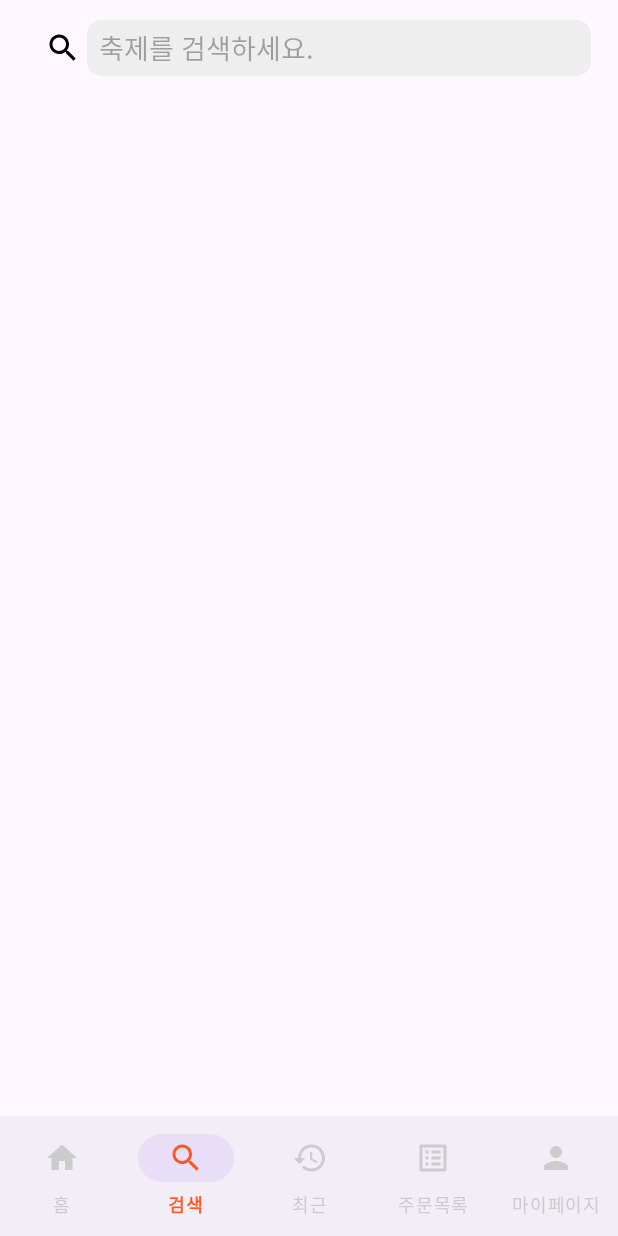
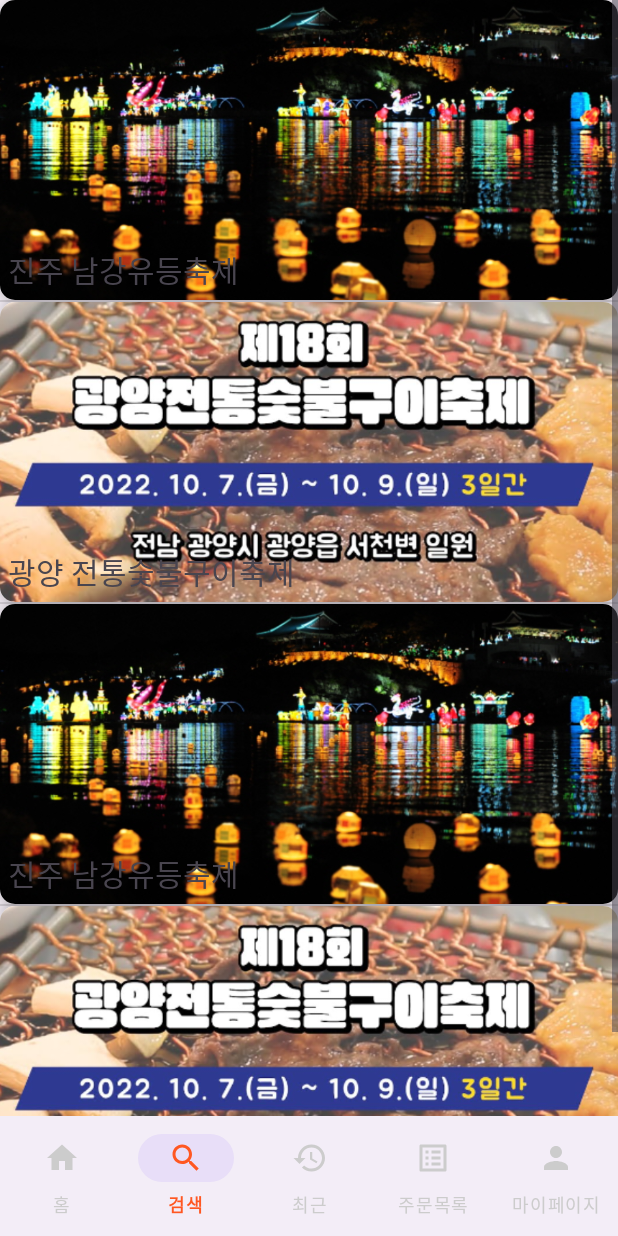
Before and after one commit to moooonam/Festo, an Android app: the HomeActivity screen opened directly, with no data from a screen before it, item 2 of the bottom bar chosen, on a phone screen of 412 x 824 dp. Run offline under Robolectric (Android 15) with nearby library versions, the phone set to English and light mode, and no system bars.

Commit message:
feat : search page/ main page

```diff
--- /dev/null
+++ b/fe/festo/app/src/main/java/com/example/festo/customer_ui/home/FestListAdapter.kt
@@ -0,0 +1,33 @@
+package com.example.festo.customer_ui.home
+
+import android.content.Context
+import android.view.LayoutInflater
+import android.view.View
+import android.view.ViewGroup
+import android.widget.BaseAdapter
+import android.widget.ImageView
+import android.widget.TextView
+import com.example.festo.R
+
+class FestListAdapter(val context: Context, val items: MutableList<FestiList>) : BaseAdapter() {
+    override fun getCount(): Int = items.size
+
+    override fun getItem(position: Int): FestiList = items[position]
+
+    override fun getItemId(position: Int): Long = position.toLong()
+
+    override fun getView(position: Int, convertView: View?, parent: ViewGroup?): View {
+        val view : View = LayoutInflater.from(context).inflate(R.layout.festival_list_item, null)
+        val photoImage = view.findViewById<ImageView>(R.id.photo_image)
+        val photoTitle = view.findViewById<TextView>(R.id.photo_name_text)
+
+        val festiItem = items[position]
+
+        photoImage.setImageResource(festiItem.image)
+        photoTitle.text = festiItem.title
+
+        return view
+    }
+
+
+}
--- /dev/null
+++ b/fe/festo/app/src/main/java/com/example/festo/customer_ui/home/FestiList.kt
@@ -0,0 +1,6 @@
+package com.example.festo.customer_ui.home
+
+data class FestiList(
+    val image: Int,
+    val title: String,
+)
--- a/fe/festo/app/src/main/java/com/example/festo/customer_ui/home/HomeActivity.kt
+++ b/fe/festo/app/src/main/java/com/example/festo/customer_ui/home/HomeActivity.kt
@@ -1,23 +1,9 @@
 package com.example.festo.customer_ui.home
 
 
-import android.content.ClipData.Item
-import android.os.Build.VERSION_CODES.P
 import android.os.Bundle
-import android.util.Log
-import android.view.Menu
-import android.view.MenuInflater
-import android.view.MenuItem
-import android.view.View
-import android.widget.Button
-import android.widget.Toast
+import android.widget.ListView
 import androidx.appcompat.app.AppCompatActivity
-import androidx.fragment.app.Fragment
-import androidx.fragment.app.FragmentTransaction
-import androidx.navigation.Navigation
-import androidx.navigation.findNavController
-import androidx.navigation.fragment.NavHostFragment
-import androidx.navigation.ui.NavigationUI
 import com.example.festo.R
 import com.example.festo.customer_ui.mypage.MypageFragment
 import com.example.festo.customer_ui.orderlist.OrderlistFragment
@@ -25,53 +11,70 @@ import com.example.festo.customer_ui.recent.RecentFragment
 import com.example.festo.customer_ui.search.SearchFragment
 import com.example.festo.databinding.ActivityHomeBinding
 import com.google.android.material.bottomnavigation.BottomNavigationView
-import com.google.android.material.navigation.NavigationView
 
 
 class HomeActivity : AppCompatActivity() {
+
+    // 페스티벌 더미 리스트
+    var FestiList = mutableListOf<FestiList>(
+        FestiList(R.drawable.festival1, "진주 남강유등축제"),
+        FestiList(R.drawable.festival2, "광양 전통숯불구이축제"),
+        FestiList(R.drawable.festival1, "진주 남강유등축제"),
+        FestiList(R.drawable.festival2, "광양 전통숯불구이축제"),
+    )
 
     private lateinit var mBinding: ActivityHomeBinding
 
     override fun onCreate(savedInstanceState: Bundle?) {
         super.onCreate(savedInstanceState)
-
         mBinding = ActivityHomeBinding.inflate(layoutInflater)
         setContentView(R.layout.activity_home)
-        supportFragmentManager.beginTransaction().replace(R.id.layout_nav_bottom, HomeFragment()).commit()
+
+        val Adapter = FestListAdapter(this, FestiList)
+        val list_view = findViewById<ListView>(R.id.festivalListView)
+        list_view.adapter = Adapter
+        // 고른 축제 페이지 연결
+
+        supportFragmentManager.beginTransaction().replace(R.id.layout_nav_bottom, HomeFragment())
+            .commit()
         // 네비게이션들을 담는 호스트
         val TAG: String = "HomeActivity : "
         val bottomNavigationView: BottomNavigationView = findViewById(R.id.my_bottom_nav)
         bottomNavigationView.setOnItemSelectedListener {
-            when(it.itemId) {
+            when (it.itemId) {
                 R.id.homeFragment -> {
-                    supportFragmentManager.beginTransaction().replace(R.id.layout_nav_bottom, HomeFragment()).commit()
+                    supportFragmentManager.beginTransaction()
+                        .replace(R.id.layout_nav_bottom, HomeFragment()).commit()
                     return@setOnItemSelectedListener true
                 }
+
                 R.id.searchFragment -> {
-                    supportFragmentManager.beginTransaction().replace(R.id.layout_nav_bottom, SearchFragment()).commit()
+                    supportFragmentManager.beginTransaction()
+                        .replace(R.id.layout_nav_bottom, SearchFragment()).commit()
                     return@setOnItemSelectedListener true
                 }
+
                 R.id.recentFragment -> {
-                    supportFragmentManager.beginTransaction().replace(R.id.layout_nav_bottom, RecentFragment()).commit()
+                    supportFragmentManager.beginTransaction()
+                        .replace(R.id.layout_nav_bottom, RecentFragment()).commit()
                     return@setOnItemSelectedListener true
                 }
+
                 R.id.orderlistFragment -> {
-                    supportFragmentManager.beginTransaction().replace(R.id.layout_nav_bottom, OrderlistFragment()).commit()
+                    supportFragmentManager.beginTransaction()
+                        .replace(R.id.layout_nav_bottom, OrderlistFragment()).commit()
                     return@setOnItemSelectedListener true
                 }
+
                 R.id.mypageFragment -> {
-                    supportFragmentManager.beginTransaction().replace(R.id.layout_nav_bottom, MypageFragment()).commit()
+                    supportFragmentManager.beginTransaction()
+                        .replace(R.id.layout_nav_bottom, MypageFragment()).commit()
                     return@setOnItemSelectedListener true
                 }
             }
             true
         }
-
-
     }
 
 
-
-
-
 }
--- a/fe/festo/app/src/main/java/com/example/festo/customer_ui/home/HomeFragment.kt
+++ b/fe/festo/app/src/main/java/com/example/festo/customer_ui/home/HomeFragment.kt
@@ -23,7 +23,6 @@ class HomeFragment : Fragment() {
         container: ViewGroup?,
         savedInstanceState: Bundle?
     ): View? {
-
         var binding = FragmentHomeBinding.inflate(inflater, container, false)
         mBinding = binding
         mBinding!!.testBtn.setOnClickListener {
@@ -39,7 +38,6 @@ class HomeFragment : Fragment() {
             transaction?.commit()
         }
 
-
         return mBinding?.root
 
     }
--- /dev/null
+++ b/fe/festo/app/src/main/res/drawable/baseline_insert_photo_24.xml
@@ -0,0 +1,5 @@
+<vector android:height="24dp" android:tint="#5A5151"
+    android:viewportHeight="24" android:viewportWidth="24"
+    android:width="24dp" xmlns:android="http://schemas.android.com/apk/res/android">
+    <path android:fillColor="@android:color/white" android:pathData="M21,19V5c0,-1.1 -0.9,-2 -2,-2H5c-1.1,0 -2,0.9 -2,2v14c0,1.1 0.9,2 2,2h14c1.1,0 2,-0.9 2,-2zM8.5,13.5l2.5,3.01L14.5,12l4.5,6H5l3.5,-4.5z"/>
+</vector>
--- /dev/null
+++ b/fe/festo/app/src/main/res/drawable/rounded_bg_pink.xml
@@ -0,0 +1,6 @@
+<?xml version="1.0" encoding="utf-8"?>
+<shape xmlns:android="http://schemas.android.com/apk/res/android">
+    <solid android:color="#B69191"/>
+    <corners android:radius="20dip"/>
+    <padding android:left="0dip" android:top="0dip" android:right="0dip" android:bottom="0dip" />
+</shape>
--- a/fe/festo/app/src/main/res/drawable/searchview_background.xml
+++ b/fe/festo/app/src/main/res/drawable/searchview_background.xml
@@ -1,7 +1,7 @@
 <?xml version="1.0" encoding="UTF-8"?>
 <shape xmlns:android="http://schemas.android.com/apk/res/android">
     <solid android:color="#EEEEEE"/>
-    <stroke android:width="0dip" android:color="#FFFFFF" />
+    <stroke android:width="0dip" android:color="#EEEEEE" />
     <corners android:radius="10dip"/>
     <padding android:left="0dip" android:top="0dip" android:right="0dip" android:bottom="0dip" />
 </shape>
--- a/fe/festo/app/src/main/res/layout/activity_home.xml
+++ b/fe/festo/app/src/main/res/layout/activity_home.xml
@@ -11,7 +11,20 @@
         android:layout_width="match_parent"
         android:layout_height="match_parent"
         android:layout_above="@id/my_bottom_nav"
-        android:orientation="vertical" />
+        android:orientation="vertical">
+
+        <!--<ImageView
+            android:layout_width="match_parent"
+            android:layout_height="wrap_content"
+            android:src="@drawable/festimain"
+            android:scaleType="centerCrop"
+            />-->
+        <ListView
+            android:id="@+id/festivalListView"
+            android:layout_width="match_parent"
+            android:layout_height="match_parent" />
+
+    </LinearLayout>
 
     <com.google.android.material.bottomnavigation.BottomNavigationView
         android:id="@+id/my_bottom_nav"
@@ -22,4 +35,6 @@
         app:itemTextColor="@drawable/menu_selector_color"
         app:labelVisibilityMode="labeled"
         app:menu="@menu/bottom_nav_menu" />
+
+
 </RelativeLayout>
--- /dev/null
+++ b/fe/festo/app/src/main/res/layout/festival_list_item.xml
@@ -0,0 +1,45 @@
+<?xml version="1.0" encoding="utf-8"?>
+<androidx.cardview.widget.CardView xmlns:android="http://schemas.android.com/apk/res/android"
+    xmlns:tools="http://schemas.android.com/tools"
+    android:layout_width="match_parent"
+    android:layout_height="250dp"
+    xmlns:app="http://schemas.android.com/apk/res-auto"
+    android:layout_margin="10dp"
+    app:cardElevation="10dp"
+    app:cardCornerRadius="10dp"
+    >
+
+
+    <androidx.constraintlayout.widget.ConstraintLayout
+        android:layout_width="match_parent"
+        android:layout_height="match_parent">
+
+        <ImageView
+            android:id="@+id/photo_image"
+            android:layout_width="match_parent"
+            android:layout_height="200dp"
+            android:src="@drawable/baseline_insert_photo_24"
+            android:scaleType="centerCrop"
+            app:layout_constraintTop_toTopOf="parent"
+            app:layout_constraintStart_toStartOf="parent"
+            app:layout_constraintEnd_toEndOf="parent"
+            />
+
+        <TextView
+            android:id="@+id/photo_name_text"
+            android:layout_width="wrap_content"
+            android:layout_height="wrap_content"
+            android:text="광양 숯불구이 축제"
+            android:textSize="20sp"
+            app:layout_constraintBottom_toBottomOf="parent"
+            app:layout_constraintStart_toStartOf="parent"
+            android:layout_margin="5dp"
+            />
+
+
+    </androidx.constraintlayout.widget.ConstraintLayout>
+
+
+
+
+</androidx.cardview.widget.CardView>
--- a/fe/festo/app/src/main/res/layout/fragment_search.xml
+++ b/fe/festo/app/src/main/res/layout/fragment_search.xml
@@ -30,7 +30,7 @@
                 app:iconifiedByDefault="false"
                 app:layout_constraintBottom_toBottomOf="parent"
                 app:layout_constraintTop_toTopOf="parent"
-                app:queryHint="축제를 검색하세요."
+                app:queryHint="찾고싶은 축제가 있나요??"
                 app:searchIcon="@drawable/ic_search"
                 tools:ignore="MissingConstraints" />
         </androidx.constraintlayout.widget.ConstraintLayout>
--- a/fe/festo/app/src/main/res/menu/bottom_nav_menu.xml
+++ b/fe/festo/app/src/main/res/menu/bottom_nav_menu.xml
@@ -1,5 +1,6 @@
 <?xml version="1.0" encoding="utf-8"?>
-<menu xmlns:android="http://schemas.android.com/apk/res/android">
+<menu xmlns:app="http://schemas.android.com/apk/res-auto"
+    xmlns:android="http://schemas.android.com/apk/res/android">
     <item
         android:id="@+id/homeFragment"
         android:title="홈"
--- a/fe/festo/app/src/main/res/values/strings.xml
+++ b/fe/festo/app/src/main/res/values/strings.xml
@@ -6,6 +6,9 @@
     <string name="second_fragment_label">Second Fragment</string>
     <string name="next">Next</string>
     <string name="previous">Previous</string>
+
+    <string name="app_label">festO</string>
+    <string name="search_hint">Search Festival</string>
 
     <string name="lorem_ipsum">
         Lorem ipsum dolor sit amet, consectetur adipiscing elit. Nam in scelerisque sem. Mauris
--- /dev/null
+++ b/fe/festo/app/src/main/res/xml/searchable.xml
@@ -0,0 +1,5 @@
+<?xml version="1.0" encoding="utf-8"?>
+<searchable xmlns:android="http://schemas.android.com/apk/res/android"
+    android:label="@string/app_label"
+    android:hint="@string/search_hint" >
+</searchable>
```
Also changed, not shown: fe/festo/app/src/main/AndroidManifest.xml (+10 -2 lines), fe/festo/app/src/main/res/drawable/festimain.PNG (added), fe/festo/app/src/main/res/drawable/festival1.PNG (added), fe/festo/app/src/main/res/drawable/festival2.PNG (added).
